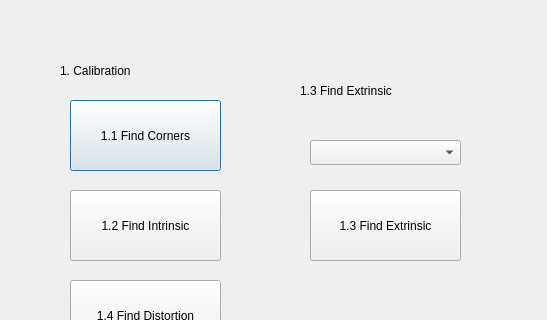
First picture: the form in mainWindow.ui, repository huang-me/opencv_calibration_python, before the edit; both pictures show x 0 to 547 and y 0 to 320 of the 547 by 468 pixel window.
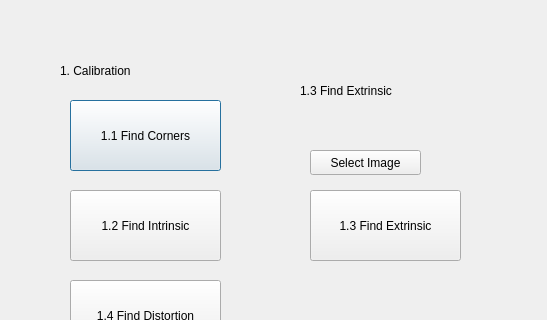
Second picture: the form after the edit.

Commit message:
Fix window name bug and add select file button
Rename window when operating the function.
New button to choose file.

Patch:
```diff
--- a/mainWindow.ui
+++ b/mainWindow.ui
@@ -97,19 +97,6 @@
     <string>1.3 Find Extrinsic</string>
    </property>
   </widget>
-  <widget class="QComboBox" name="BOX_FILE">
-   <property name="geometry">
-    <rect>
-     <x>310</x>
-     <y>140</y>
-     <width>151</width>
-     <height>25</height>
-    </rect>
-   </property>
-   <property name="currentText">
-    <string/>
-   </property>
-  </widget>
   <widget class="QPushButton" name="CLOSE_ALL_WINDOW">
    <property name="geometry">
     <rect>
@@ -123,6 +110,19 @@
     <string>Close All Windows</string>
    </property>
   </widget>
+  <widget class="QPushButton" name="BTN_FILE">
+   <property name="geometry">
+    <rect>
+     <x>310</x>
+     <y>150</y>
+     <width>111</width>
+     <height>25</height>
+    </rect>
+   </property>
+   <property name="text">
+    <string>Select Image</string>
+   </property>
+  </widget>
  </widget>
  <resources/>
  <connections/>
```
The commit also changes 3 other files.
